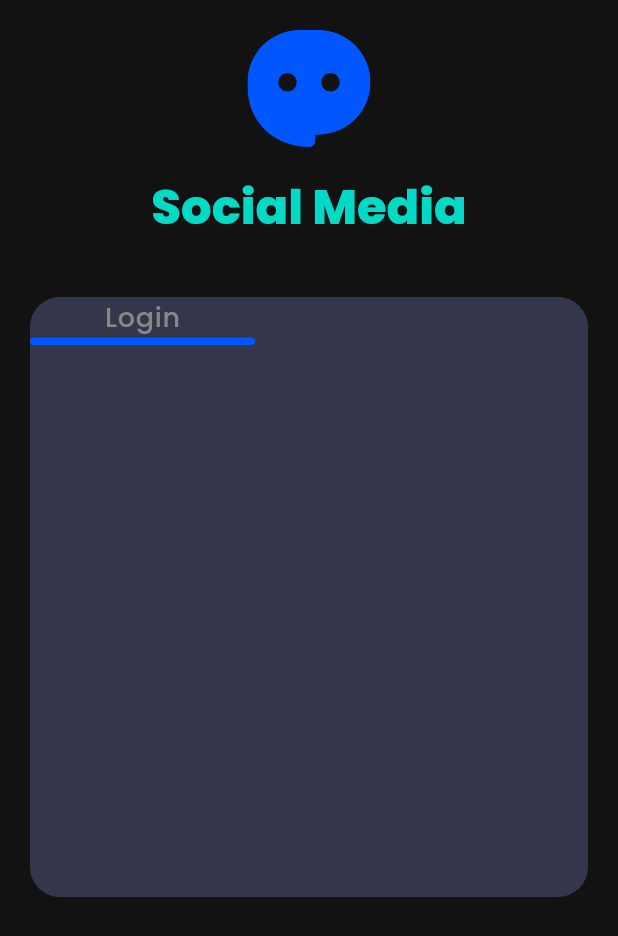
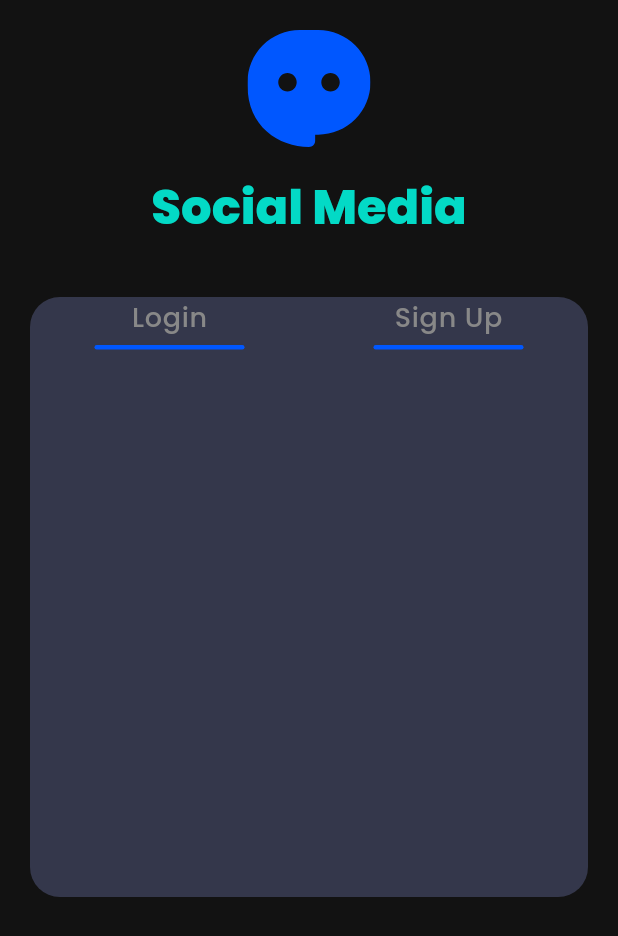
Before and after one commit to babitasinghtech/Social_app, a Flutter app: the Authentication screen opened by its route, on a phone screen of 412 x 824 dp. Shown: the top 936 px of the screen. Run offline on Flutter 3.47's test engine with Material 3 defaults, Android fonts, the phone set to English and light mode, and no system bars; our stand-ins replace flutter_svg, get, slide_to_act.

Commit message:
"initial commit"

```diff
--- a/lib/Pages/Auth/Authentication.dart
+++ b/lib/Pages/Auth/Authentication.dart
@@ -26,6 +26,7 @@ class Authentication extends StatelessWidget {
                       child: Column(
                         children: [
                           Row(
+                            mainAxisAlignment: MainAxisAlignment.spaceAround,
                             children: [
                               Column(
                                 children: [
@@ -34,10 +35,31 @@ class Authentication extends StatelessWidget {
                                     style:
                                         Theme.of(context).textTheme.bodyLarge,
                                   ),
+                                  SizedBox(height: 5),
                                   AnimatedContainer(
                                     duration: Duration(seconds: 2),
-                                    width: 150,
-                                    height: 5,
+                                    width: 100,
+                                    height: 3,
+                                    decoration: BoxDecoration(
+                                      borderRadius: BorderRadius.circular(100),
+                                      color:
+                                          Theme.of(context).colorScheme.primary,
+                                    ),
+                                  ),
+                                ],
+                              ),
+                              Column(
+                                children: [
+                                  Text(
+                                    "Sign Up",
+                                    style:
+                                        Theme.of(context).textTheme.bodyLarge,
+                                  ),
+                                  SizedBox(height: 5),
+                                  AnimatedContainer(
+                                    duration: Duration(seconds: 2),
+                                    width: 100,
+                                    height: 3,
                                     decoration: BoxDecoration(
                                       borderRadius: BorderRadius.circular(100),
                                       color:
--- /dev/null
+++ b/lib/Pages/Auth/widget/Authenticationbody.dart
@@ -0,0 +1,10 @@
+import 'package:flutter/material.dart';
+
+class AuthenticationPageBody extends StatelessWidget {
+  const AuthenticationPageBody({super.key});
+
+  @override
+  Widget build(BuildContext context) {
+    return Scaffold();
+  }
+}
```
